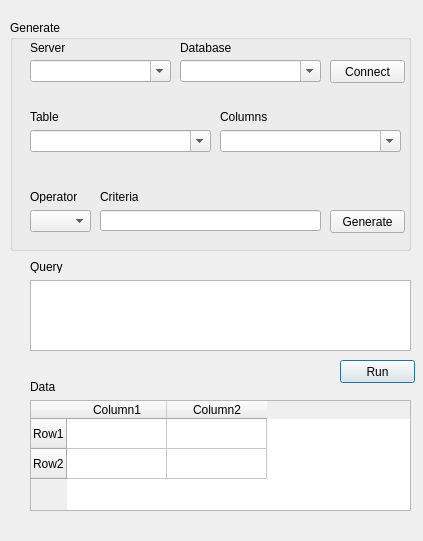
Qt form Smart_query_tool.ui (sedatsever/Query-Tool) before a commit.
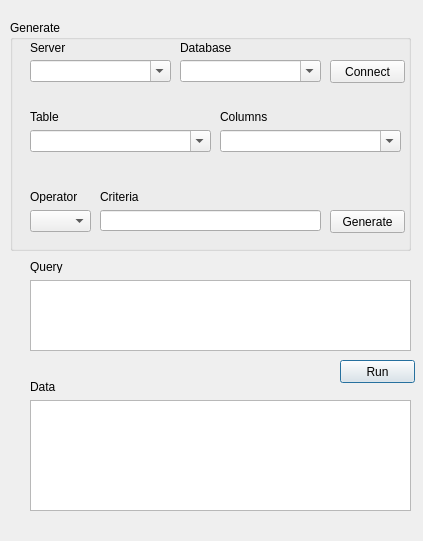
The same form after that commit.

Patch:
```diff
--- a/Smart_query_tool.ui
+++ b/Smart_query_tool.ui
@@ -129,26 +129,6 @@
    <property name="sortingEnabled">
     <bool>true</bool>
    </property>
-   <row>
-    <property name="text">
-     <string>Row1</string>
-    </property>
-   </row>
-   <row>
-    <property name="text">
-     <string>Row2</string>
-    </property>
-   </row>
-   <column>
-    <property name="text">
-     <string>Column1</string>
-    </property>
-   </column>
-   <column>
-    <property name="text">
-     <string>Column2</string>
-    </property>
-   </column>
   </widget>
   <widget class="QPushButton" name="run_button">
    <property name="geometry">
```
Left out of the diff: 4 changed lines with no effect on the pictures.
